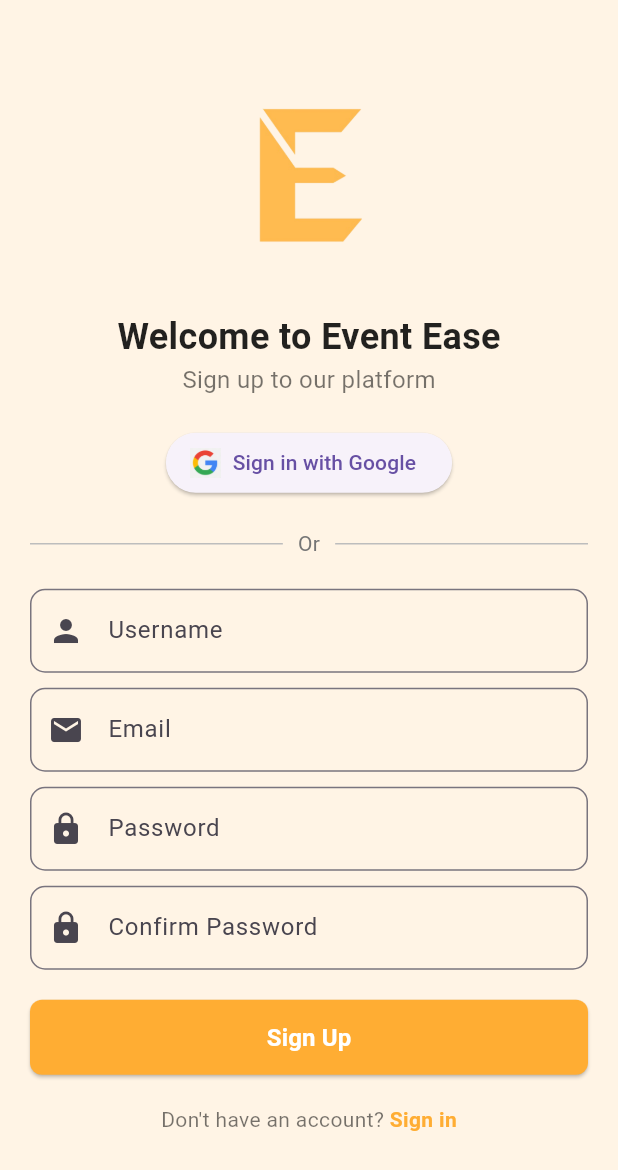
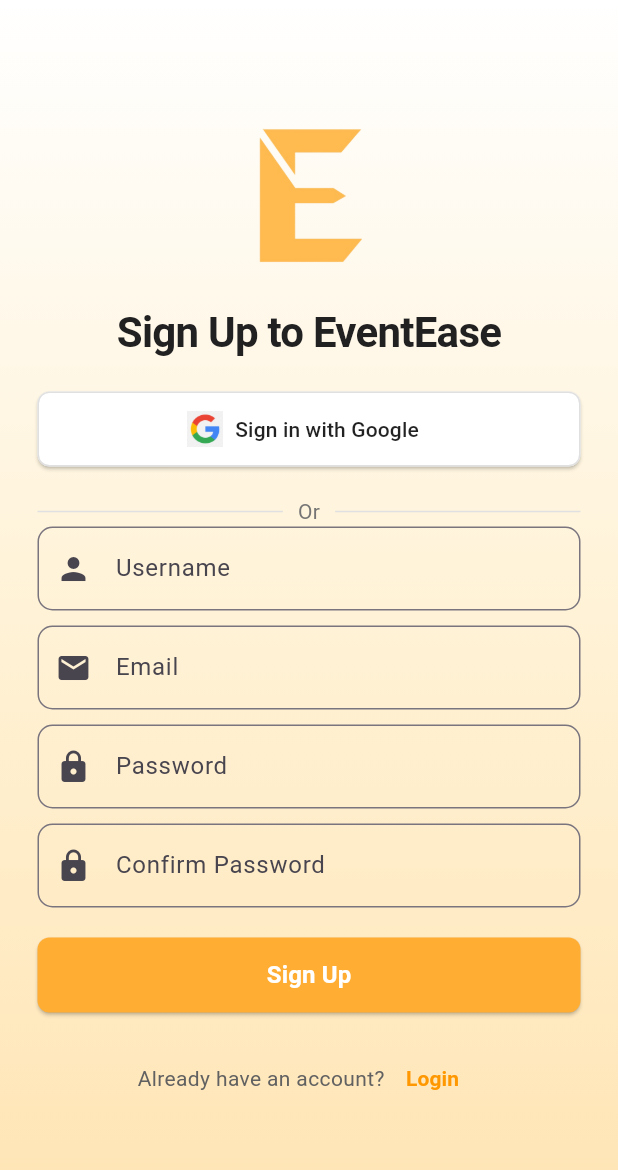
Before and after one commit to Gakwaya011/Event_EASE, a Flutter app: the screen it shows after launch, after a tap on "Sign up", on a phone screen of 412 x 824 dp. Shown: the top 1170 px of the screen. Run offline on Flutter 3.47's test engine with Material 3 defaults, Android fonts, the phone set to English and light mode, and no system bars; our stand-ins replace firebase_auth, firebase_core, go_router, google_sign_in; accounts and stored records are empty; network calls fail.

Commit message:
sign up updated and is working

```diff
--- a/event_ease/lib/features/auth/presentation/pages/login_page.dart
+++ b/event_ease/lib/features/auth/presentation/pages/login_page.dart
@@ -20,7 +20,10 @@
           gradient: LinearGradient(
             begin: Alignment.topCenter,
             end: Alignment.bottomCenter,
-            colors: [Color(0xFFFFFFFF), Color(0xFFFFF2DC)],
+            colors: [
+              Colors.white,
+              Color(0xFFFFF2D6),
+              Color(0xFFFFE4B3),],
           ),
         ),
         child: Center(
--- a/event_ease/lib/features/auth/presentation/pages/signup_page.dart
+++ b/event_ease/lib/features/auth/presentation/pages/signup_page.dart
@@ -13,7 +13,6 @@
 
 class _SignupPageState extends State<SignupPage> {
   final _formKey = GlobalKey<FormState>();
-
   final TextEditingController usernameController = TextEditingController();
   final TextEditingController emailController = TextEditingController();
   final TextEditingController passwordController = TextEditingController();
@@ -51,62 +50,75 @@
   @override
   Widget build(BuildContext context) {
     return Scaffold(
-      body: SingleChildScrollView(
-        child: Container(
-          height: MediaQuery.of(context).size.height,
+      body: Container(
         decoration: const BoxDecoration(
-            color: Color(0xFFFFF4E5),
+          gradient: LinearGradient(
+            begin: Alignment.topCenter,
+            end: Alignment.bottomCenter,
+            colors: [
+              Colors.white,
+              Color(0xFFFFF2D6),
+              Color(0xFFFFE4B3),
+            ],
           ),
-          padding: const EdgeInsets.symmetric(horizontal: 20),
-          child: Form(
-            key: _formKey,
+        ),
+        child: Center(
+          child: SingleChildScrollView(
+            child: Padding(
+              padding: const EdgeInsets.symmetric(horizontal: 25, vertical: 35),
               child: Column(
                 mainAxisAlignment: MainAxisAlignment.center,
                 crossAxisAlignment: CrossAxisAlignment.center,
                 children: [
-               Image.asset('assets/event_ease_logo.png', height: 100),
+                  Image.asset(
+                    'assets/event_ease_logo.png',
+                    height: 100,
+                  ),
                   const SizedBox(height: 20),
-                const SizedBox(height: 20),
-
-                // Welcome Text
-                const Text(
-                  "Welcome to Event Ease",
+                  Text(
+                    "Sign Up to EventEase",
                     style: TextStyle(
-                    fontSize: 24,
-                    fontWeight: FontWeight.bold,
-                    color: Colors.black87,
+                      fontSize: 28,
+                      fontWeight: FontWeight.w700,
+                      color: Colors.grey[900],
+                      letterSpacing: -0.5,
                     ),
-                ),
-                const Text(
-                  "Sign up to our platform",
-                  style: TextStyle(
-                    fontSize: 16,
-                    color: Colors.black54,
-                  ),
+                    textAlign: TextAlign.center,
                   ),
                   const SizedBox(height: 20),
 
-                // Google Sign In Button
+                  // Updated Google Sign In Button
                   GoogleSignInButton(),
                   const SizedBox(height: 20),
 
-                // Divider
                   Row(
                     children: [
-                    Expanded(child: Divider(color: Colors.grey.shade400)),
+                      Expanded(
+                        child: Divider(
+                          color: Colors.grey[300],
+                          thickness: 1,
+                        ),
+                      ),
                       Padding(
                         padding: const EdgeInsets.symmetric(horizontal: 10),
                         child: Text(
-                        'Or',
-                        style: TextStyle(color: Colors.grey.shade600),
+                          "Or",
+                          style: TextStyle(
+                            fontSize: 14,
+                            color: Colors.grey[600],
                           ),
                         ),
-                    Expanded(child: Divider(color: Colors.grey.shade400)),
+                      ),
+                      Expanded(
+                        child: Divider(
+                          color: Colors.grey[300],
+                          thickness: 1,
+                        ),
+                      ),
                     ],
                   ),
-                const SizedBox(height: 20),
 
-                // Username Field
+                  // Rest of the code remains the same...
                   CustomTextField(
                     hintText: "Username",
                     icon: Icons.person,
@@ -115,7 +127,6 @@
                   ),
                   const SizedBox(height: 10),
 
-                // Email Field
                   CustomTextField(
                     hintText: "Email",
                     icon: Icons.email,
@@ -124,7 +135,6 @@
                   ),
                   const SizedBox(height: 10),
 
-                // Password Field
                   CustomTextField(
                     hintText: "Password",
                     icon: Icons.lock,
@@ -134,7 +144,6 @@
                   ),
                   const SizedBox(height: 10),
 
-                // Confirm Password Field
                   CustomTextField(
                     hintText: "Confirm Password",
                     icon: Icons.lock,
@@ -144,48 +153,52 @@
                   ),
                   const SizedBox(height: 20),
 
-                // Sign Up Button
+                  // Updated Sign Up Button
                   ElevatedButton(
-                  onPressed: _signUp,
                     style: ElevatedButton.styleFrom(
                       backgroundColor: const Color(0xFFFFAD33),
+                      foregroundColor: Colors.white,
                       minimumSize: const Size(double.infinity, 50),
                       shape: RoundedRectangleBorder(
                         borderRadius: BorderRadius.circular(8),
                       ),
                     ),
+                    onPressed: _signUp,
                     child: const Text(
-                    'Sign Up',
+                      "Sign Up",
                       style: TextStyle(
-                      color: Colors.white,
                         fontSize: 16,
-                      fontWeight: FontWeight.bold,
+                        fontWeight: FontWeight.w600,
                       ),
                     ),
                   ),
+
                   const SizedBox(height: 20),
-
-                // Sign In Link
                   Row(
                     mainAxisAlignment: MainAxisAlignment.center,
                     children: [
-                    const Text(
-                      "Don't have an account? ",
-                      style: TextStyle(color: Colors.black54),
+                      Text(
+                        "Already have an account?",
+                        style: TextStyle(color: Colors.grey[700]),
                       ),
-                    GestureDetector(
-                      onTap: () => context.push('/login'),
+                      TextButton(
+                        onPressed: () {
+                          context.push('/login');
+                        },
+                        style: TextButton.styleFrom(
+                          foregroundColor: Colors.orange,
+                        ),
                         child: const Text(
-                        'Sign in',
+                          "Login",
                           style: TextStyle(
-                          color: Color(0xFFFFAD33),
-                          fontWeight: FontWeight.bold,
+                            fontWeight: FontWeight.w600,
                           ),
                         ),
                       ),
                     ],
+                  )
+                ],
               ),
-              ],
             ),
           ),
         ),
--- a/event_ease/lib/features/auth/presentation/widgets/google_signin_button.dart
+++ b/event_ease/lib/features/auth/presentation/widgets/google_signin_button.dart
@@ -6,11 +6,26 @@
   @override
   Widget build(BuildContext context) {
     return ElevatedButton.icon(
-      icon: Image.asset('assets/google.png', height: 20),
-      label: const Text("Sign in with Google"),
       onPressed: () {
+        // Implement Google Sign-In logic
         Provider.of<AuthProvider>(context, listen: false).signInWithGoogle();
+
       },
-    );
+      icon: Image.asset(
+        'assets/google.png', // Ensure this asset exists
+        height: 24,
+        width: 24,
+      ),
+      label: const Text('Sign in with Google'),
+      style: ElevatedButton.styleFrom(
+        foregroundColor: Colors.black87,
+        backgroundColor: Colors.white,
+        minimumSize: const Size(double.infinity, 50),
+        shape: RoundedRectangleBorder(
+          borderRadius: BorderRadius.circular(8),
+          side: BorderSide(color: Colors.grey.shade300),
+        ),
+      ),
+    ); // Closing parentheses added here
   }
 }
```
Lines whose indentation alone changed are shown as unchanged.
